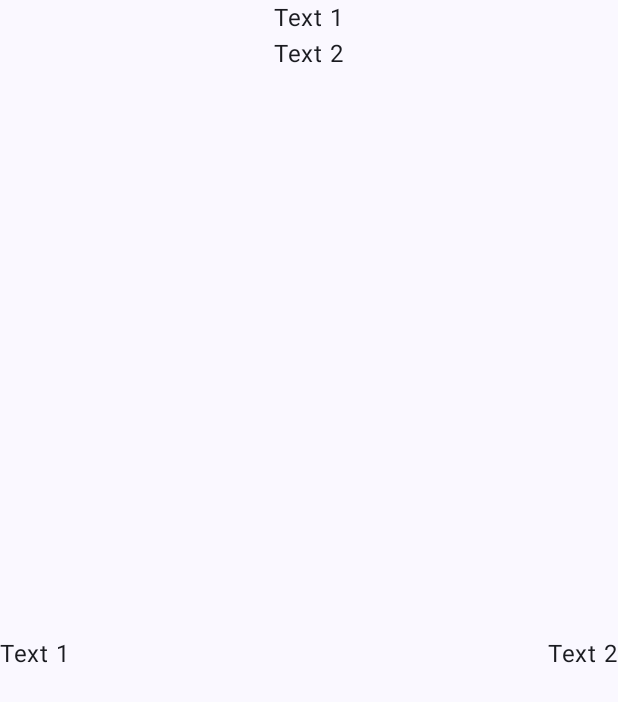
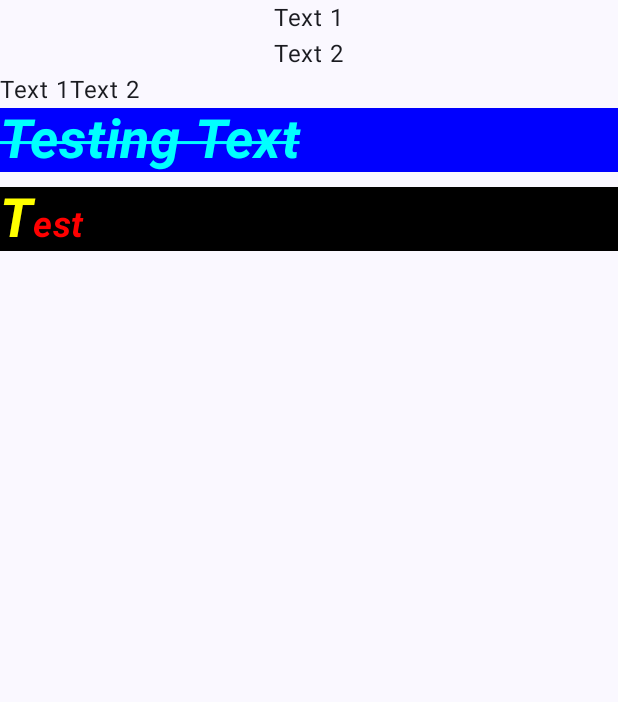
Before and after one commit to ShahramJavadi/Jetpack-Compose-, an Android app built with Jetpack Compose: the screen it shows after launch (MainActivity), on a phone screen of 412 x 824 dp. Shown: the top 702 px of the screen. Run offline under Robolectric (Android 15) with nearby library versions, the phone set to English and light mode, and no system bars.

Commit message:
Work with Text and SpannableText

```diff
--- a/app/src/main/java/com/example/jetpackcompose/MainActivity.kt
+++ b/app/src/main/java/com/example/jetpackcompose/MainActivity.kt
@@ -4,19 +4,31 @@ import android.os.Bundle
 import androidx.activity.ComponentActivity
 import androidx.activity.compose.setContent
 import androidx.activity.enableEdgeToEdge
+import androidx.compose.foundation.background
 import androidx.compose.foundation.layout.Arrangement
 import androidx.compose.foundation.layout.Column
 import androidx.compose.foundation.layout.Row
+import androidx.compose.foundation.layout.Spacer
 import androidx.compose.foundation.layout.fillMaxHeight
 import androidx.compose.foundation.layout.fillMaxSize
 import androidx.compose.foundation.layout.fillMaxWidth
+import androidx.compose.foundation.layout.height
 import androidx.compose.foundation.layout.padding
 import androidx.compose.material3.Scaffold
 import androidx.compose.material3.Text
 import androidx.compose.runtime.Composable
 import androidx.compose.ui.Alignment
 import androidx.compose.ui.Modifier
+import androidx.compose.ui.graphics.Color
+import androidx.compose.ui.text.SpanStyle
+import androidx.compose.ui.text.buildAnnotatedString
+import androidx.compose.ui.text.font.FontStyle
+import androidx.compose.ui.text.font.FontWeight
+import androidx.compose.ui.text.style.TextDecoration
+import androidx.compose.ui.text.withStyle
 import androidx.compose.ui.tooling.preview.Preview
+import androidx.compose.ui.unit.dp
+import androidx.compose.ui.unit.sp
 import com.example.jetpackcompose.ui.theme.JetPackComposeTheme
 
 class MainActivity : ComponentActivity() {
@@ -30,6 +42,7 @@ class MainActivity : ComponentActivity() {
         }
     }
 }
+
 @Composable
 fun InitUi() {
 
@@ -40,17 +53,23 @@ fun InitUi() {
                 modifier = Modifier.padding(innerPadding)
             )
             CreateRow()
+            CreateText()
+            Spacer(modifier = Modifier.height(10.dp))
+            CreateSpannableText()
         }
 
     }
 
 }
+
 @Composable
 fun CreateColumn(name: String, modifier: Modifier = Modifier) {
 
-    Column(Modifier.fillMaxWidth(),
+    Column(
+        Modifier.fillMaxWidth(),
         verticalArrangement = Arrangement.SpaceBetween,
-        horizontalAlignment = Alignment.CenterHorizontally ) {
+        horizontalAlignment = Alignment.CenterHorizontally
+    ) {
         Text(
             text = "Text 1",
             modifier = modifier
@@ -66,11 +85,62 @@ fun CreateColumn(name: String, modifier: Modifier = Modifier) {
 }
 
 @Composable
+fun CreateText() {
+
+
+    Text(
+        modifier = Modifier
+            .fillMaxWidth()
+            .background(Color.Blue),
+        color = Color.Cyan,
+        fontSize = 36.sp,
+        fontWeight = FontWeight.Bold,
+        fontStyle = FontStyle.Italic,
+        text = "Testing Text",
+        textDecoration = TextDecoration.LineThrough
+
+    )
+}
+
+@Composable
+fun CreateSpannableText() {
+
+
+    Text(
+        modifier = Modifier
+            .fillMaxWidth()
+            .background(Color.Black),
+        color = Color.Cyan,
+        fontSize = 36.sp,
+        fontWeight = FontWeight.Bold,
+        fontStyle = FontStyle.Italic,
+        text = buildAnnotatedString {
+            withStyle(style = SpanStyle(
+                color = Color.Yellow,
+                fontSize = 36.sp,
+                fontWeight = FontWeight.Bold
+            )){
+                append("T")
+            }
+            withStyle(style = SpanStyle(
+                color = Color.Red,
+                fontSize = 24.sp,
+                fontWeight = FontWeight.Bold
+            )){
+                append("est")
+            }
+        },
+
+    )
+}
+
+@Composable
 fun CreateRow() {
 
-    Row(Modifier.fillMaxSize(),
+    Row(
         verticalAlignment = Alignment.CenterVertically,
-        horizontalArrangement = Arrangement.SpaceBetween) {
+        horizontalArrangement = Arrangement.SpaceBetween
+    ) {
         Text(
             text = "Text 1",
         )
```
